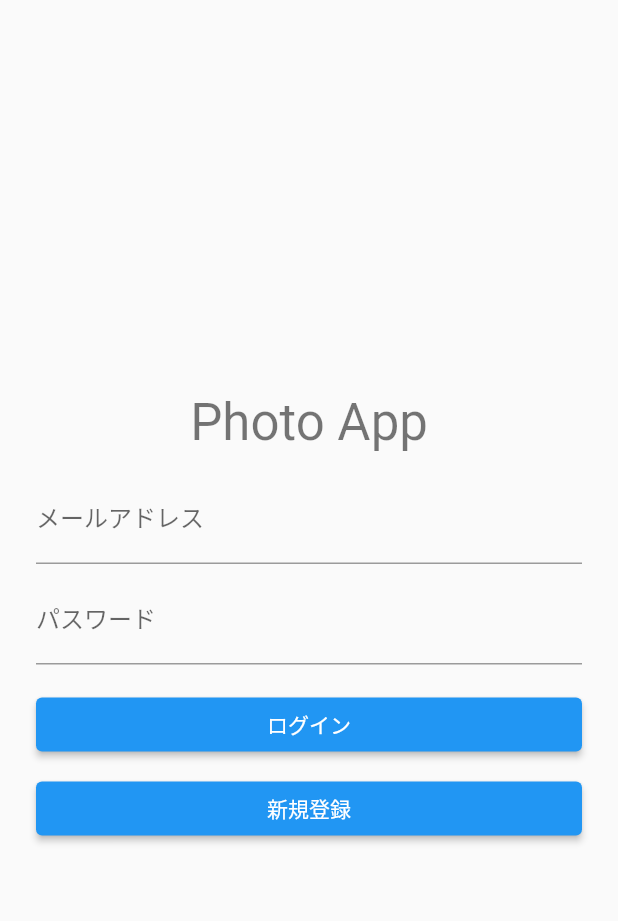
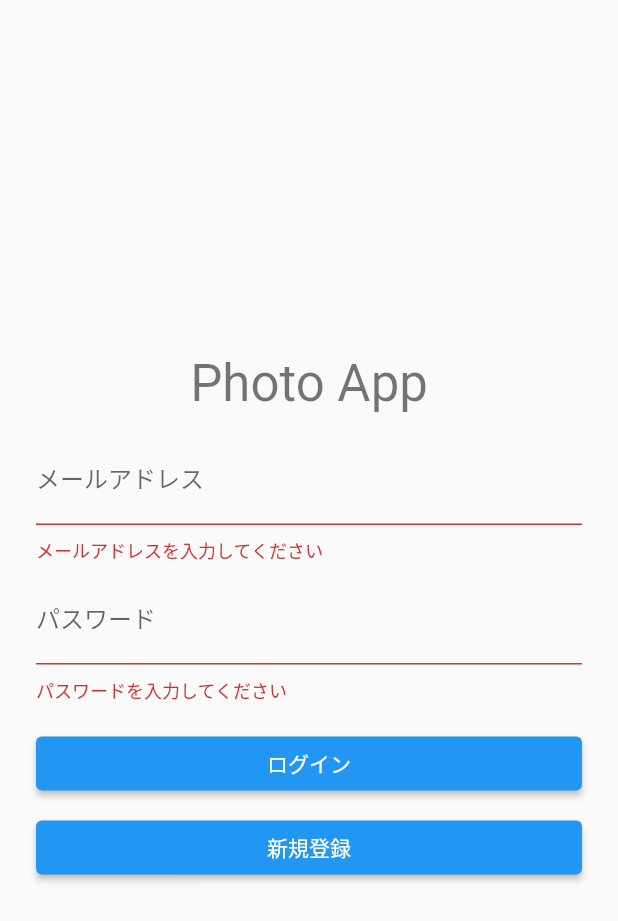
Before and after one commit to Luecy1/photoapp, a Flutter app: the screen it shows after launch, after a tap on "ログイン", on a phone screen of 412 x 824 dp. Shown: the top 921 px of the screen. Run offline on Flutter 3.47's test engine with Material 2 defaults, Android fonts, the light colour scheme and no system bars.

Commit message:
sign in 画面を作成

```diff
--- a/lib/main.dart
+++ b/lib/main.dart
@@ -25,10 +25,14 @@
 }
 
 class _SignInScreenState extends State<SignInScreen> {
+  final GlobalKey<FormState> _formKey = GlobalKey<FormState>();
+
   @override
   Widget build(BuildContext context) {
     return Scaffold(
-      body: Center(
+      body: Form(
+        key: _formKey,
+        child: Center(
           child: Padding(
             padding: const EdgeInsets.symmetric(horizontal: 24),
             child: Column(
@@ -42,18 +46,30 @@
                 TextFormField(
                   decoration: const InputDecoration(labelText: 'メールアドレス'),
                   keyboardType: TextInputType.emailAddress,
+                  validator: (String? value) {
+                    if (value?.isEmpty == true) {
+                      return 'メールアドレスを入力してください';
+                    }
+                    return null;
+                  },
                 ),
                 const SizedBox(height: 8),
                 TextFormField(
                   decoration: const InputDecoration(labelText: 'パスワード'),
                   keyboardType: TextInputType.visiblePassword,
                   obscureText: true,
+                  validator: (String? value) {
+                    if (value?.isEmpty == true) {
+                      return 'パスワードを入力してください';
+                    }
+                    return null;
+                  },
                 ),
                 const SizedBox(height: 16),
                 SizedBox(
                   width: double.infinity,
                   child: ElevatedButton(
-                  onPressed: () => {},
+                    onPressed: () => _onSinIn(),
                     child: const Text('ログイン'),
                   ),
                 ),
@@ -61,7 +77,7 @@
                 SizedBox(
                   width: double.infinity,
                   child: ElevatedButton(
-                  onPressed: () => {},
+                    onPressed: () => _onSinUp(),
                     child: const Text('新規登録'),
                   ),
                 ),
@@ -69,6 +85,19 @@
             ),
           ),
         ),
+      ),
     );
   }
+
+  void _onSinIn() {
+    if (_formKey.currentState?.validate() != true) {
+      return;
     }
+  }
+
+  void _onSinUp() {
+    if (_formKey.currentState?.validate() != true) {
+      return;
+    }
+  }
+}
```
Lines whose indentation alone changed are shown as unchanged.
